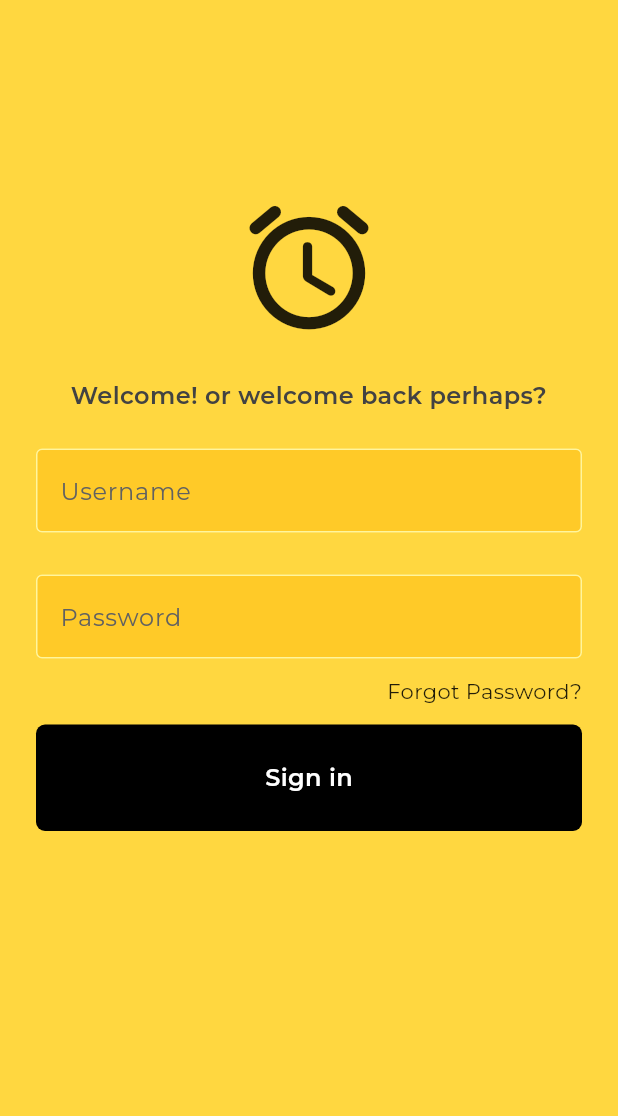
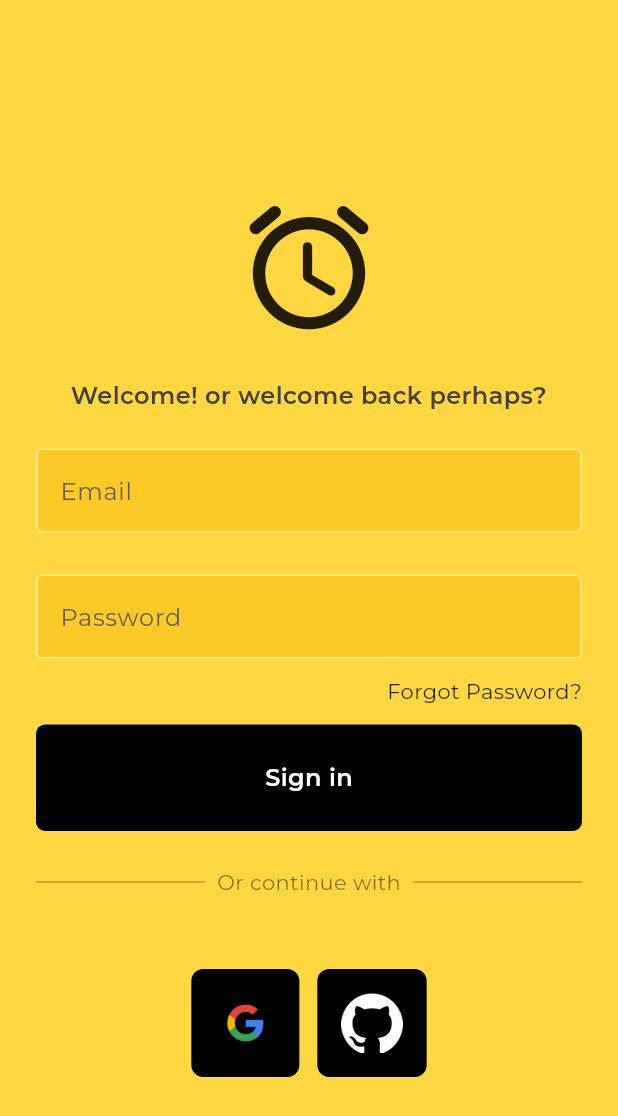
Before and after one commit to Zireha/flutter-firebase-login-tutorial, a Flutter app: the screen it shows after launch, on a phone screen of 412 x 824 dp. Shown: the top 1116 px of the screen. Run offline on Flutter 3.47's test engine with Material 3 defaults, Android fonts, the phone set to English and light mode, and no system bars; our stand-ins replace firebase_auth, firebase_core, google_fonts; accounts and stored records are empty.

Commit message:
re adding firebase auth

```diff
--- a/lib/components/my_button.dart
+++ b/lib/components/my_button.dart
@@ -2,14 +2,19 @@ import 'package:flutter/material.dart';
 import 'package:google_fonts/google_fonts.dart';
 
 class MyButton extends StatelessWidget {
-  const MyButton({super.key});
+  final Function()? onTap;
+
+  MyButton({super.key, required this.onTap});
 
   @override
   Widget build(BuildContext context) {
-    return Container(
+    return GestureDetector(
+      onTap: onTap,
+      child: Container(
         padding: EdgeInsets.all(24),
         margin: EdgeInsets.symmetric(horizontal: 24),
-      decoration: BoxDecoration(color: Colors.black, borderRadius: BorderRadius.circular(6)),
+        decoration: BoxDecoration(
+            color: Colors.black, borderRadius: BorderRadius.circular(6)),
         child: Center(
           child: Text(
             "Sign in",
@@ -17,6 +22,7 @@ class MyButton extends StatelessWidget {
                 color: Colors.white, fontWeight: FontWeight.w600, fontSize: 16),
           ),
         ),
+      ),
     );
   }
 }
--- a/lib/components/my_textfield.dart
+++ b/lib/components/my_textfield.dart
@@ -6,11 +6,12 @@ class MyTextfield extends StatelessWidget {
   final String hintText;
   final bool isObscured;
 
-  const MyTextfield(
-      {super.key,
+  const MyTextfield({
+    super.key,
     required this.hintText,
     required this.controller,
-      required this.isObscured});
+    required this.isObscured,
+  });
 
   @override
   Widget build(BuildContext context) {
@@ -19,6 +20,7 @@ class MyTextfield extends StatelessWidget {
       child: TextField(
         controller: controller,
         obscureText: isObscured,
+        style: GoogleFonts.poppins(),
         decoration: InputDecoration(
             enabledBorder: OutlineInputBorder(
               borderSide: BorderSide(color: Colors.yellow.shade200),
@@ -29,10 +31,7 @@ class MyTextfield extends StatelessWidget {
             fillColor: Colors.amber.shade400,
             filled: true,
             hintText: hintText,
-          hintStyle: GoogleFonts.montserrat(
-            color: Colors.grey[700]
-          )
-        ),
+            hintStyle: GoogleFonts.montserrat(color: Colors.grey[700])),
       ),
     );
   }
--- /dev/null
+++ b/lib/components/square_tile.dart
@@ -0,0 +1,22 @@
+import 'package:flutter/material.dart';
+
+class SquareTile extends StatelessWidget {
+  final String imagePath;
+  const SquareTile({super.key,required this.imagePath});
+
+  @override
+  Widget build(BuildContext context) {
+    return Container(
+      padding: EdgeInsets.all(16),
+      decoration: BoxDecoration(
+        borderRadius: BorderRadius.circular(8),
+        color: Colors.black
+      ),
+
+      child: Image.asset(
+        imagePath,
+        height: 40,
+        ),
+    );
+  }
+}
--- a/lib/main.dart
+++ b/lib/main.dart
@@ -1,7 +1,13 @@
-import 'package:firebase_auth_tutorial/screens/login_page.dart';
+import 'package:firebase_auth_tutorial/firebase_options.dart';
+import 'package:firebase_auth_tutorial/screens/auth_page.dart';
+import 'package:firebase_core/firebase_core.dart';
 import 'package:flutter/material.dart';
 
-void main() {
+void main() async {
+  WidgetsFlutterBinding.ensureInitialized();
+  await Firebase.initializeApp(
+    options: DefaultFirebaseOptions.currentPlatform
+  );
   runApp(const MainApp());
 }
 
@@ -12,7 +18,7 @@ class MainApp extends StatelessWidget {
   Widget build(BuildContext context) {
     return MaterialApp(
       debugShowCheckedModeBanner: false,
-      home: LoginPage(),
+      home: AuthPage(),
     );
   }
 }
--- /dev/null
+++ b/lib/screens/auth_page.dart
@@ -0,0 +1,27 @@
+import 'package:firebase_auth/firebase_auth.dart';
+import 'package:firebase_auth_tutorial/screens/home_page.dart';
+import 'package:firebase_auth_tutorial/screens/login_page.dart';
+import 'package:flutter/material.dart';
+
+class AuthPage extends StatelessWidget {
+  const AuthPage({super.key});
+
+  @override
+  Widget build(BuildContext context) {
+    return Scaffold(
+      body: StreamBuilder<User?>(
+        stream: FirebaseAuth.instance.authStateChanges(),
+        builder: (context, snapshot) {
+          //user logged in yeah
+          if (snapshot.hasData) {
+            return HomePage();
+          }
+          //L user not logged in
+          else {
+            return LoginPage();
+          }
+        },
+      ),
+    );
+  }
+}
--- a/lib/screens/login_page.dart
+++ b/lib/screens/login_page.dart
@@ -1,13 +1,56 @@
+import 'package:firebase_auth/firebase_auth.dart';
 import 'package:firebase_auth_tutorial/components/my_button.dart';
 import 'package:firebase_auth_tutorial/components/my_textfield.dart';
+import 'package:firebase_auth_tutorial/components/square_tile.dart';
 import 'package:flutter/material.dart';
 import 'package:google_fonts/google_fonts.dart';
 
-class LoginPage extends StatelessWidget {
+class LoginPage extends StatefulWidget {
   LoginPage({super.key});
 
-  final usernameController = TextEditingController();
+  @override
+  State<LoginPage> createState() => _LoginPageState();
+}
+
+class _LoginPageState extends State<LoginPage> {
+  final emailController = TextEditingController();
+
   final passwordController = TextEditingController();
+
+  //sign the user in
+  void signIn() async {
+    showDialog(
+      context: context,
+      builder: (context) {
+        return const Center(
+          child: CircularProgressIndicator(),
+        );
+      },
+    );
+
+    try {
+      await FirebaseAuth.instance.signInWithEmailAndPassword(
+        email: emailController.text,
+        password: passwordController.text,
+      );
+      Navigator.pop(context);
+    } on FirebaseAuthException catch (e) {
+      Navigator.pop(context);
+      if (e.code == "invalid-credential") {
+        emailController.clear();
+        passwordController.clear();
+        ScaffoldMessenger.of(context).showSnackBar(
+          SnackBar(
+            content: Text(
+              "Username or Password is Invalid",
+              style: GoogleFonts.poppins(),
+            ),
+            backgroundColor: Colors.red,
+          ),
+        );
+      }
+    }
+  }
 
   @override
   Widget build(BuildContext context) {
@@ -43,8 +86,8 @@ class LoginPage extends StatelessWidget {
               ),
               //username field
               MyTextfield(
-                controller: usernameController,
-                hintText: "Username",
+                controller: emailController,
+                hintText: "Email",
                 isObscured: false,
               ),
 
@@ -74,11 +117,57 @@ class LoginPage extends StatelessWidget {
                   )
                 ],
               ),
-              SizedBox(height: 12,),
+              SizedBox(
+                height: 12,
+              ),
               //sign in button
-              MyButton(),
+              MyButton(
+                onTap: signIn,
+              ),
               //continue with google account
-
+              SizedBox(
+                height: 24,
+              ),
+              Padding(
+                padding: const EdgeInsets.symmetric(horizontal: 24.0),
+                child: Row(
+                  mainAxisAlignment: MainAxisAlignment.center,
+                  children: [
+                    Expanded(
+                      child: Divider(
+                        thickness: 0.5,
+                        color: Colors.black54,
+                      ),
+                    ),
+                    Padding(
+                      padding: const EdgeInsets.symmetric(horizontal: 8.0),
+                      child: Text(
+                        "Or continue with",
+                        style: GoogleFonts.montserrat(color: Colors.black54),
+                      ),
+                    ),
+                    Expanded(
+                      child: Divider(
+                        thickness: 0.5,
+                        color: Colors.black54,
+                      ),
+                    )
+                  ],
+                ),
+              ),
+              SizedBox(
+                height: 48,
+              ),
+              Row(
+                mainAxisAlignment: MainAxisAlignment.center,
+                children: [
+                  SquareTile(imagePath: 'lib/assets/google.png'),
+                  SizedBox(
+                    width: 12,
+                  ),
+                  SquareTile(imagePath: 'lib/assets/github.png')
+                ],
+              )
               //Dont have acc? try register one
             ],
           ),
@@ -86,4 +175,12 @@ class LoginPage extends StatelessWidget {
       ),
     );
   }
+
+  @override
+  void dispose() {
+    // TODO: implement dispose
+    emailController.dispose();
+    passwordController.dispose();
+    super.dispose();
+  }
 }
--- a/pubspec.yaml
+++ b/pubspec.yaml
@@ -7,6 +7,8 @@ environment:
   sdk: ^3.6.1
 
 dependencies:
+  firebase_auth: ^6.1.1
+  firebase_core: ^4.2.0
   flutter:
     sdk: flutter
 
@@ -19,6 +21,5 @@ dev_dependencies:
 
 flutter:
   uses-material-design: true
-
   assets:
-  - lib/assets/
+    - lib/assets/
```
Also changed, not shown: lib/screens/home_page.dart (added, +24 -0 lines), firebase.json (added), lib/assets/github.png (added), pubspec.lock, 6 other files. Lines whose indentation alone changed are shown as unchanged.
